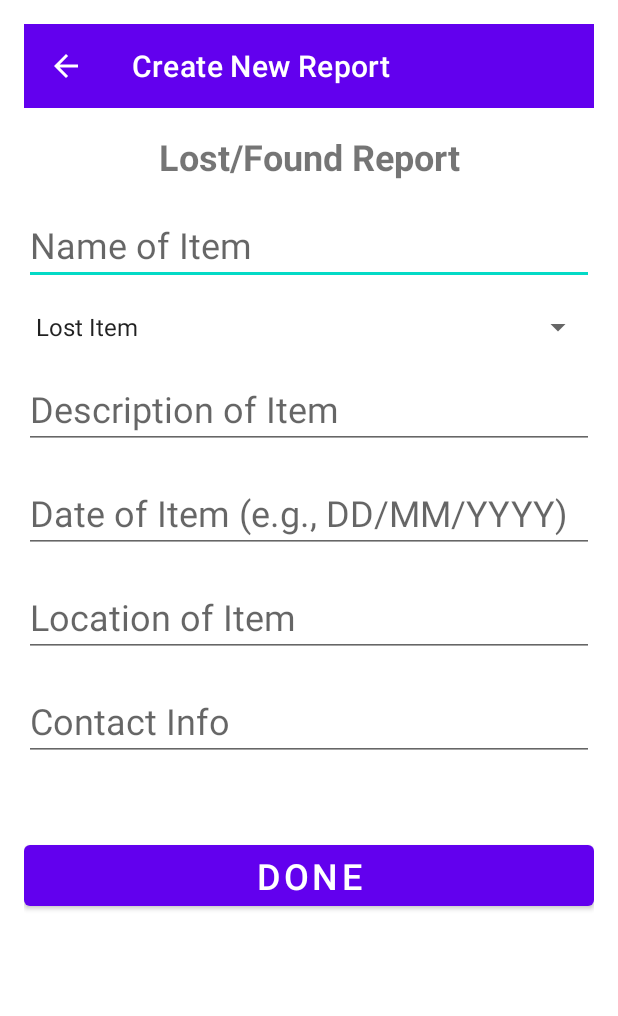
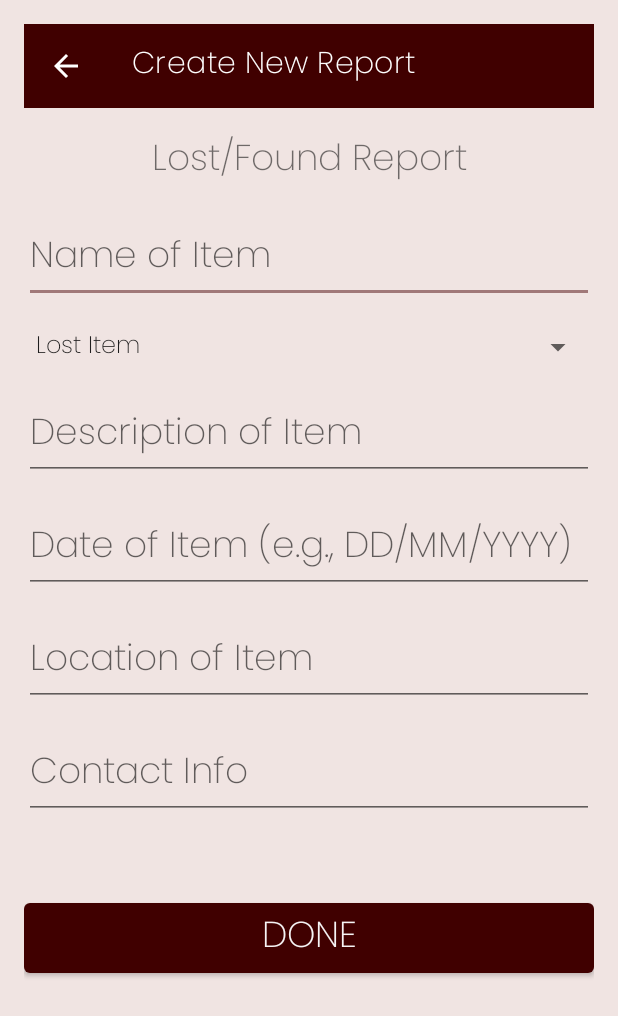
Before and after one commit to srihari-naidu-17/reunite-app, an Android app: the ReportActivity screen opened directly, with no data from a screen before it, on a phone screen of 412 x 824 dp. Shown: the top 1016 px of the screen. Run offline under Robolectric (Android 15) with nearby library versions, the phone set to English and light mode, and no system bars.

Commit message:
Changed it so the report as well has the same theme

```diff
--- a/app/src/main/res/values/themes.xml
+++ b/app/src/main/res/values/themes.xml
@@ -21,7 +21,24 @@
         <!-- Customize your theme here. -->
     </style>
 
+    <!--This is for Report Theme -->
     <style name="Theme.ReuniteApp.ReportActivity" parent="Theme.MaterialComponents.Light.NoActionBar">
+        <!-- Primary brand color. -->
+        <item name="colorPrimary">@color/maroon</item>
+        <item name="colorPrimaryVariant">@color/maroon</item>
+        <item name="colorOnPrimary">@color/white</item>
+        <!-- Secondary brand color. -->
+        <item name="colorSecondary">@color/pink</item>
+        <item name="colorSecondaryVariant">@color/brown</item>
+        <item name="colorOnSecondary">@color/black</item>
+        <!-- Status bar color. -->
+        <item name="android:statusBarColor">?attr/colorPrimaryVariant</item>
+        <!-- Font family -->
+        <item name="android:fontFamily">@font/poppins_extralight</item>
+        <!-- Letter spacing -->
+        <item name="android:letterSpacing">0</item>
+        <!-- Default background color -->
+        <item name="android:windowBackground">@color/light_beige</item>
         <item name="windowActionBar">false</item>
         <item name="windowNoTitle">true</item>
     </style>
```
